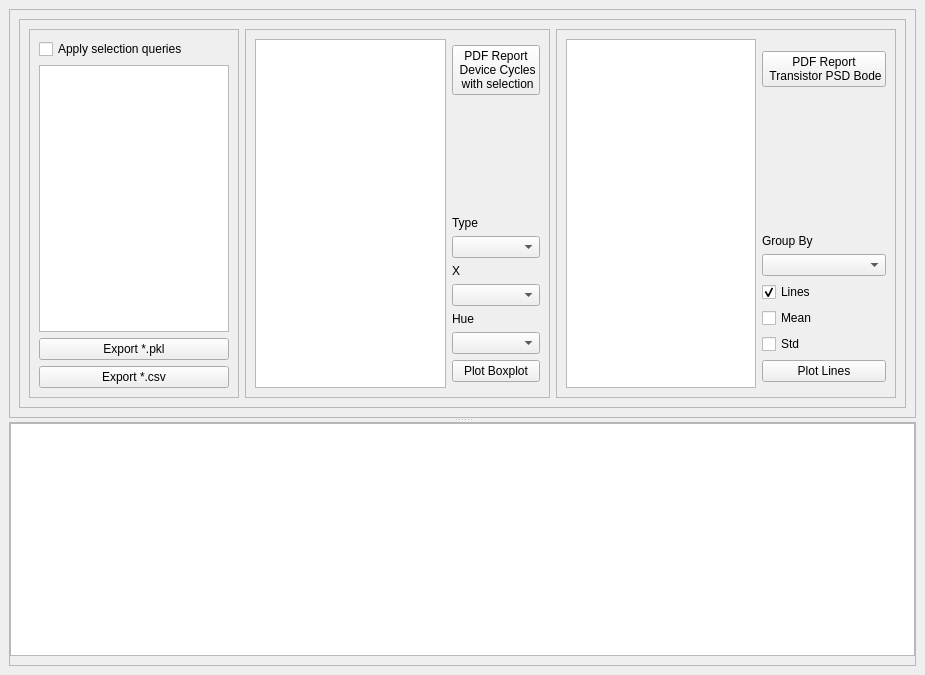
aguimera/PyGFETdb, file PyGFETdb/GuiDBView/GuiDataExplorer_v2.ui: the form before one commit.
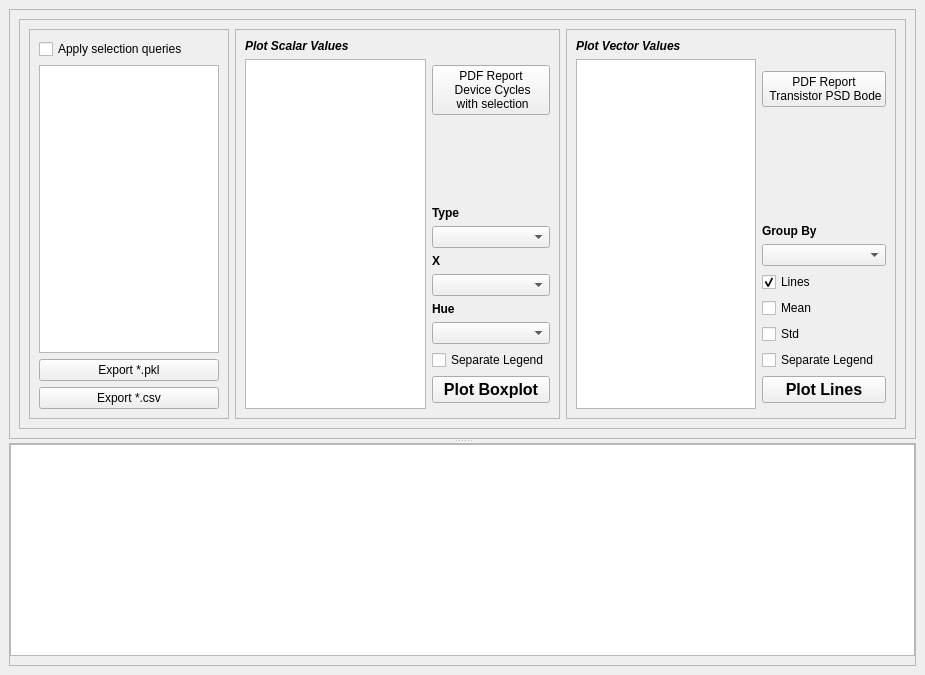
The form after the commit.

Commit message: Legend in separated figure

```diff
--- a/PyGFETdb/GuiDBView/GuiDataExplorer_v2.ui
+++ b/PyGFETdb/GuiDBView/GuiDataExplorer_v2.ui
@@ -10,6 +10,12 @@
     <height>675</height>
    </rect>
   </property>
+  <property name="font">
+   <font>
+    <weight>50</weight>
+    <bold>false</bold>
+   </font>
+  </property>
   <property name="windowTitle">
    <string>MainWindow</string>
   </property>
@@ -86,7 +92,21 @@
               <enum>QFrame::Raised</enum>
              </property>
              <layout class="QGridLayout" name="gridLayout">
-              <item row="2" column="0" rowspan="11">
+              <item row="12" column="2">
+               <widget class="QPushButton" name="ButBoxPlot">
+                <property name="font">
+                 <font>
+                  <pointsize>12</pointsize>
+                  <weight>75</weight>
+                  <bold>true</bold>
+                 </font>
+                </property>
+                <property name="text">
+                 <string>Plot Boxplot</string>
+                </property>
+               </widget>
+              </item>
+              <item row="2" column="0" rowspan="12">
                <widget class="QListWidget" name="LstBoxYPars">
                 <property name="selectionMode">
                  <enum>QAbstractItemView::ExtendedSelection</enum>
@@ -101,35 +121,18 @@
               </item>
               <item row="7" column="2">
                <widget class="QLabel" name="label">
+                <property name="font">
+                 <font>
+                  <weight>75</weight>
+                  <italic>false</italic>
+                  <bold>true</bold>
+                 </font>
+                </property>
                 <property name="text">
                  <string>X</string>
                 </property>
                </widget>
               </item>
-              <item row="5" column="2">
-               <widget class="QLabel" name="label_4">
-                <property name="text">
-                 <string>Type</string>
-                </property>
-               </widget>
-              </item>
-              <item row="11" column="2">
-               <widget class="QPushButton" name="ButBoxPlot">
-                <property name="text">
-                 <string>Plot Boxplot</string>
-                </property>
-               </widget>
-              </item>
-              <item row="9" column="2">
-               <widget class="QLabel" name="label_3">
-                <property name="text">
-                 <string>Hue</string>
-                </property>
-               </widget>
-              </item>
-              <item row="6" column="2">
-               <widget class="QComboBox" name="CmbBoxType"/>
-              </item>
               <item row="8" column="2">
                <widget class="QComboBox" name="CmbBoxX"/>
               </item>
@@ -142,8 +145,50 @@
                 </property>
                </widget>
               </item>
-              <item row="10" column="2">
-               <widget class="QComboBox" name="CmbBoxHue"/>
+              <item row="5" column="2">
+               <widget class="QLabel" name="label_4">
+                <property name="font">
+                 <font>
+                  <weight>75</weight>
+                  <italic>false</italic>
+                  <bold>true</bold>
+                 </font>
+                </property>
+                <property name="text">
+                 <string>Type</string>
+                </property>
+               </widget>
+              </item>
+              <item row="0" column="0">
+               <widget class="QLabel" name="label_5">
+                <property name="font">
+                 <font>
+                  <weight>75</weight>
+                  <italic>true</italic>
+                  <bold>true</bold>
+                 </font>
+                </property>
+                <property name="text">
+                 <string>Plot Scalar Values</string>
+                </property>
+               </widget>
+              </item>
+              <item row="6" column="2">
+               <widget class="QComboBox" name="CmbBoxType"/>
+              </item>
+              <item row="9" column="2">
+               <widget class="QLabel" name="label_3">
+                <property name="font">
+                 <font>
+                  <weight>75</weight>
+                  <italic>false</italic>
+                  <bold>true</bold>
+                 </font>
+                </property>
+                <property name="text">
+                 <string>Hue</string>
+                </property>
+               </widget>
               </item>
               <item row="4" column="2">
                <spacer name="verticalSpacer">
@@ -158,6 +203,16 @@
                 </property>
                </spacer>
               </item>
+              <item row="10" column="2">
+               <widget class="QComboBox" name="CmbBoxHue"/>
+              </item>
+              <item row="11" column="2">
+               <widget class="QCheckBox" name="CheckBoxLegend">
+                <property name="text">
+                 <string>Separate Legend</string>
+                </property>
+               </widget>
+              </item>
              </layout>
             </widget>
            </item>
@@ -170,10 +225,10 @@
               <enum>QFrame::Raised</enum>
              </property>
              <layout class="QGridLayout" name="gridLayout_2">
-              <item row="10" column="1">
-               <widget class="QCheckBox" name="CheckLinesStd">
+              <item row="9" column="1">
+               <widget class="QCheckBox" name="CheckLinesMean">
                 <property name="text">
-                 <string>Std</string>
+                 <string>Mean</string>
                 </property>
                </widget>
               </item>
@@ -185,41 +240,72 @@
                 </property>
                </widget>
               </item>
-              <item row="8" column="1">
-               <widget class="QCheckBox" name="CheckLines">
-                <property name="text">
-                 <string>Lines</string>
+              <item row="2" column="0" rowspan="12">
+               <widget class="QListWidget" name="LstLinesPars">
+                <property name="selectionMode">
+                 <enum>QAbstractItemView::ExtendedSelection</enum>
                 </property>
-                <property name="checked">
-                 <bool>true</bool>
+                <property name="layoutMode">
+                 <enum>QListView::SinglePass</enum>
+                </property>
+                <property name="viewMode">
+                 <enum>QListView::ListMode</enum>
                 </property>
                </widget>
               </item>
-              <item row="11" column="1">
+              <item row="12" column="1">
                <widget class="QPushButton" name="ButPlotVect">
+                <property name="font">
+                 <font>
+                  <pointsize>12</pointsize>
+                  <weight>75</weight>
+                  <bold>true</bold>
+                 </font>
+                </property>
                 <property name="text">
                  <string>Plot Lines</string>
                 </property>
                </widget>
               </item>
+              <item row="5" column="1">
+               <spacer name="verticalSpacer_2">
+                <property name="orientation">
+                 <enum>Qt::Vertical</enum>
+                </property>
+                <property name="sizeHint" stdset="0">
+                 <size>
+                  <width>20</width>
+                  <height>40</height>
+                 </size>
+                </property>
+               </spacer>
+              </item>
+              <item row="0" column="0">
+               <widget class="QLabel" name="label_6">
+                <property name="font">
+                 <font>
+                  <weight>75</weight>
+                  <italic>true</italic>
+                  <bold>true</bold>
+                 </font>
+                </property>
+                <property name="text">
+                 <string>Plot Vector Values</string>
+                </property>
+               </widget>
+              </item>
               <item row="7" column="1">
                <widget class="QComboBox" name="CmbLinesGroup"/>
               </item>
-              <item row="2" column="0" rowspan="11">
-               <widget class="QListWidget" name="LstLinesPars">
-                <property name="selectionMode">
-                 <enum>QAbstractItemView::ExtendedSelection</enum>
-                </property>
-                <property name="layoutMode">
-                 <enum>QListView::SinglePass</enum>
-                </property>
-                <property name="viewMode">
-                 <enum>QListView::ListMode</enum>
-                </property>
-               </widget>
-              </item>
               <item row="6" column="1">
                <widget class="QLabel" name="label_2">
+                <property name="font">
+                 <font>
+                  <weight>75</weight>
+                  <italic>false</italic>
+                  <bold>true</bold>
+                 </font>
+                </property>
                 <property name="text">
                  <string>Group By</string>
                 </property>
@@ -228,25 +314,29 @@
                 </property>
                </widget>
               </item>
-              <item row="9" column="1">
-               <widget class="QCheckBox" name="CheckLinesMean">
+              <item row="10" column="1">
+               <widget class="QCheckBox" name="CheckLinesStd">
                 <property name="text">
-                 <string>Mean</string>
+                 <string>Std</string>
                 </property>
                </widget>
               </item>
-              <item row="5" column="1">
-               <spacer name="verticalSpacer_2">
-                <property name="orientation">
-                 <enum>Qt::Vertical</enum>
+              <item row="8" column="1">
+               <widget class="QCheckBox" name="CheckLines">
+                <property name="text">
+                 <string>Lines</string>
                 </property>
-                <property name="sizeHint" stdset="0">
-                 <size>
-                  <width>20</width>
-                  <height>40</height>
-                 </size>
+                <property name="checked">
+                 <bool>true</bool>
                 </property>
-               </spacer>
+               </widget>
+              </item>
+              <item row="11" column="1">
+               <widget class="QCheckBox" name="CheckVectLegend">
+                <property name="text">
+                 <string>Separate Legend</string>
+                </property>
+               </widget>
               </item>
              </layout>
             </widget>
```
The commit also changes 2 other files.
